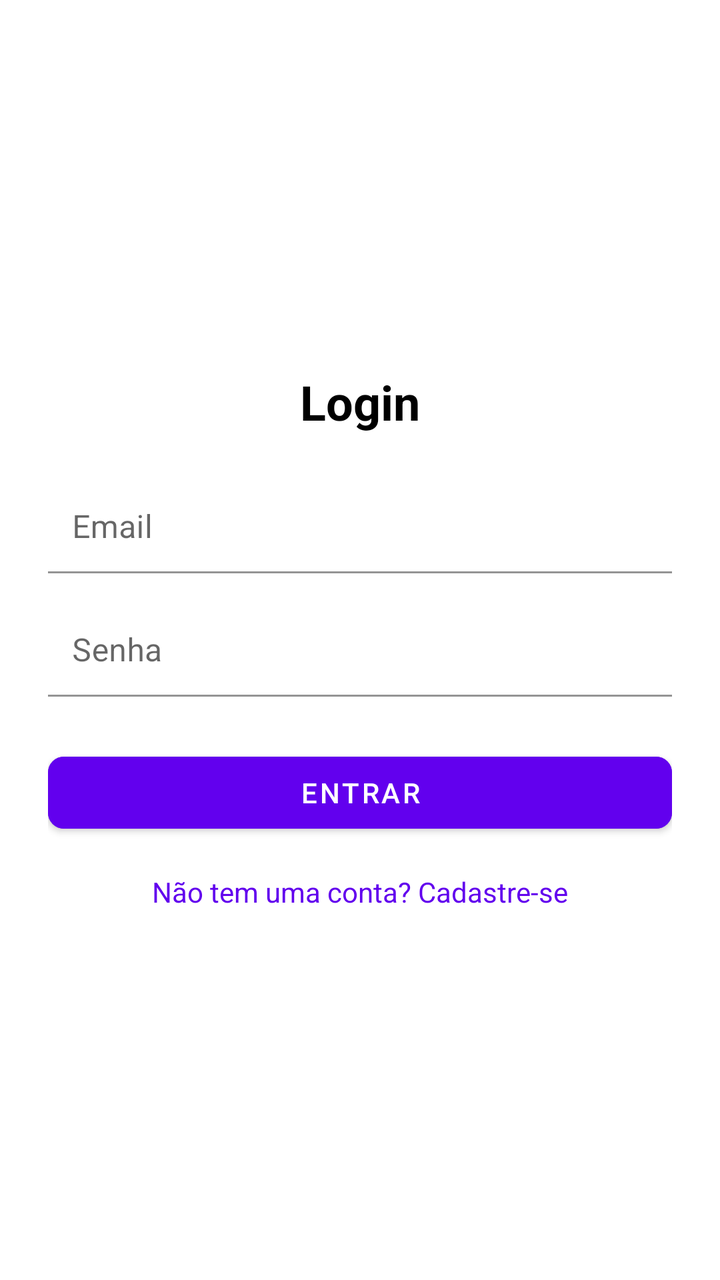
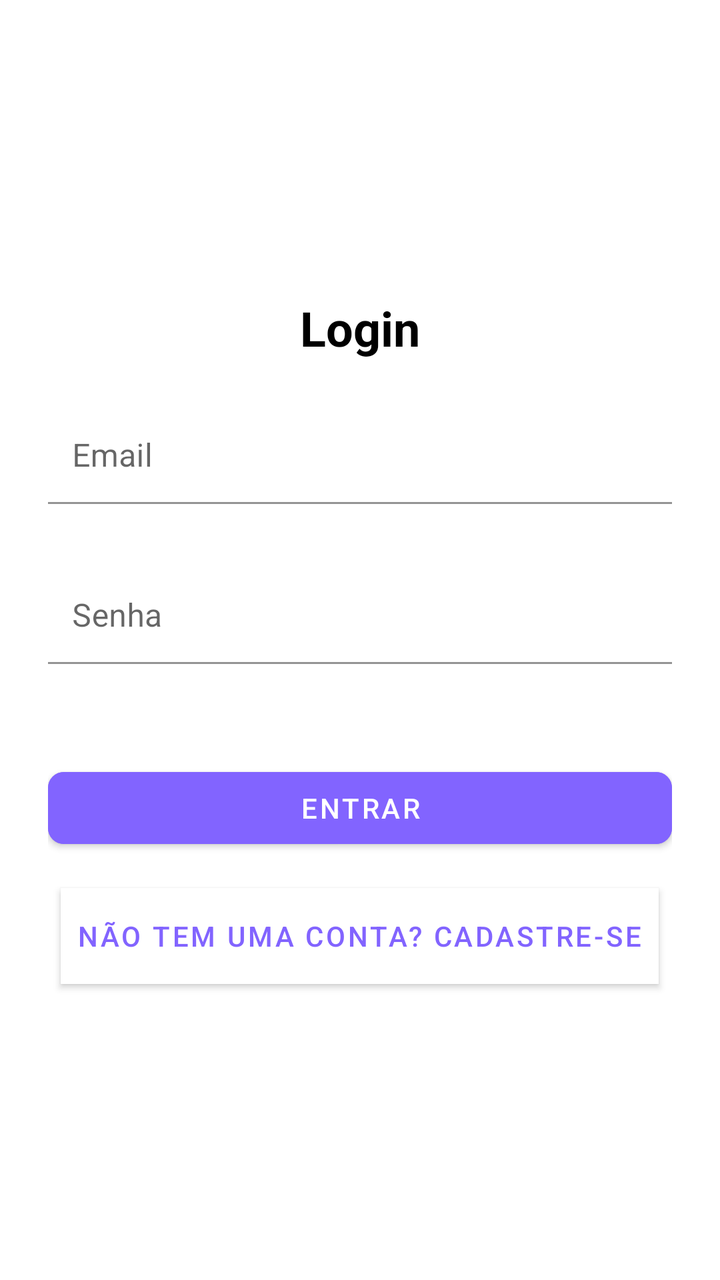

An Android layout rendered at two revisions. The XML below is the earlier revision; the diff shows what the commit changed to produce the second picture.
<!-- AndroidManifest.xml: application theme Theme.AplicativoConect -->
<!-- res/layout/activity_login.xml -->
<LinearLayout xmlns:android="http://schemas.android.com/apk/res/android"
    xmlns:app="http://schemas.android.com/apk/res-auto"
    android:layout_width="match_parent"
    android:layout_height="match_parent"
    android:orientation="vertical"
    android:padding="24dp"
    android:gravity="center"
    android:background="@color/white">

    <TextView
        android:layout_width="wrap_content"
        android:layout_height="wrap_content"
        android:text="Login"
        android:textSize="24sp"
        android:textStyle="bold"
        android:textColor="@color/black"
        android:layout_marginBottom="24dp" />

    <com.google.android.material.textfield.TextInputLayout
        android:layout_width="match_parent"
        android:layout_height="wrap_content">

        <com.google.android.material.textfield.TextInputEditText
            android:id="@+id/emailInput"
            android:layout_width="match_parent"
            android:layout_height="wrap_content"
            android:hint="Email"
            android:padding="12dp"
            android:textColor="@color/black"
            android:backgroundTint="@android:color/transparent" />
    </com.google.android.material.textfield.TextInputLayout>

    <com.google.android.material.textfield.TextInputLayout
        android:layout_width="match_parent"
        android:layout_height="wrap_content"
        android:layout_marginTop="16dp">

        <com.google.android.material.textfield.TextInputEditText
            android:id="@+id/passwordInput"
            android:layout_width="match_parent"
            android:layout_height="wrap_content"
            android:hint="Senha"
            android:padding="12dp"
            android:textColor="@color/black"
            android:inputType="textPassword"
            android:backgroundTint="@android:color/transparent" />
    </com.google.android.material.textfield.TextInputLayout>

    <com.google.android.material.button.MaterialButton
        android:id="@+id/loginButton"
        android:layout_width="match_parent"
        android:layout_height="wrap_content"
        android:text="Entrar"
        android:textColor="@android:color/white"
        android:backgroundTint="@color/colorPrimary"
        android:layout_marginTop="24dp"
        app:cornerRadius="8dp" />

    <TextView
        android:id="@+id/signupTextView"
        android:layout_width="wrap_content"
        android:layout_height="wrap_content"
        android:text="Não tem uma conta? Cadastre-se"
        android:textColor="@color/colorPrimary"
        android:layout_marginTop="16dp"
        android:clickable="true"
        android:focusable="true" />

</LinearLayout>
<!-- resources referenced by this layout -->
<resources>
  <color name="black">#FF000000</color>
  <color name="colorPrimary">#6200EE</color>
  <color name="white">#FFFFFFFF</color>
  <style name="Theme.AplicativoConect" parent="Theme.MaterialComponents.Light.NoActionBar">
          
          <item name="colorPrimary">@color/white</item>
          <item name="colorPrimaryVariant">@color/white</item>
          <item name="colorOnPrimary">@color/white</item>
          
          <item name="colorSecondary">@color/teal_200</item>
          <item name="colorSecondaryVariant">@color/teal_700</item>
          <item name="colorOnSecondary">@color/white</item>
          
          <item name="android:statusBarColor">?attr/colorPrimaryVariant</item>
          <item name="android:windowLightStatusBar" tools:targetApi="23">true</item>
          
      </style>
  <color name="teal_200">#FF03DAC5</color>
  <color name="teal_700">#FF018786</color>
</resources>

<!-- the commit's change to res/layout/activity_login.xml (unified diff, before → after) -->
@@ -18,7 +18,8 @@
 
     <com.google.android.material.textfield.TextInputLayout
         android:layout_width="match_parent"
-        android:layout_height="wrap_content">
+        android:layout_height="wrap_content"
+        android:layout_marginBottom="16dp">
 
         <com.google.android.material.textfield.TextInputEditText
             android:id="@+id/emailInput"
@@ -27,12 +28,14 @@
             android:hint="Email"
             android:padding="12dp"
             android:textColor="@color/black"
-            android:backgroundTint="@android:color/transparent" />
+            android:backgroundTint="@android:color/transparent"
+            android:minHeight="48dp" />
     </com.google.android.material.textfield.TextInputLayout>
 
     <com.google.android.material.textfield.TextInputLayout
         android:layout_width="match_parent"
         android:layout_height="wrap_content"
+        android:layout_marginBottom="24dp"
         android:layout_marginTop="16dp">
 
         <com.google.android.material.textfield.TextInputEditText
@@ -43,7 +46,8 @@
             android:padding="12dp"
             android:textColor="@color/black"
             android:inputType="textPassword"
-            android:backgroundTint="@android:color/transparent" />
+            android:backgroundTint="@android:color/transparent"
+            android:minHeight="48dp" />
     </com.google.android.material.textfield.TextInputLayout>
 
     <com.google.android.material.button.MaterialButton
@@ -56,14 +60,16 @@
         android:layout_marginTop="24dp"
         app:cornerRadius="8dp" />
 
-    <TextView
-        android:id="@+id/signupTextView"
+    <Button
+        android:id="@+id/signupButton"
         android:layout_width="wrap_content"
         android:layout_height="wrap_content"
         android:text="Não tem uma conta? Cadastre-se"
-        android:textColor="@color/colorPrimary"
+        android:textColor="@color/roxo"
         android:layout_marginTop="16dp"
+        android:background="@color/white"
         android:clickable="true"
-        android:focusable="true" />
+        android:focusable="true"
+        android:padding="8dp" />
 
 </LinearLayout>
<!-- resource entries referenced after the edit -->
@@ -1,7 +1,8 @@
 <!-- resources referenced by this layout -->
 <resources>
   <color name="black">#FF000000</color>
-  <color name="colorPrimary">#6200EE</color>
+  <color name="colorPrimary">#8264FF</color>
+  <color name="roxo">#8264FF</color>
   <color name="white">#FFFFFFFF</color>
   <style name="Theme.AplicativoConect" parent="Theme.MaterialComponents.Light.NoActionBar">
           
@@ -9,15 +10,15 @@
           <item name="colorPrimaryVariant">@color/white</item>
           <item name="colorOnPrimary">@color/white</item>
           
-          <item name="colorSecondary">@color/teal_200</item>
-          <item name="colorSecondaryVariant">@color/teal_700</item>
+          <item name="colorSecondary">@color/orange</item>
+          <item name="colorSecondaryVariant">@color/azul</item>
           <item name="colorOnSecondary">@color/white</item>
           
           <item name="android:statusBarColor">?attr/colorPrimaryVariant</item>
           <item name="android:windowLightStatusBar" tools:targetApi="23">true</item>
           
       </style>
-  <color name="teal_200">#FF03DAC5</color>
-  <color name="teal_700">#FF018786</color>
+  <color name="orange">#EE8265</color>
+  <color name="azul">#2A9CFF</color>
 </resources>
 
